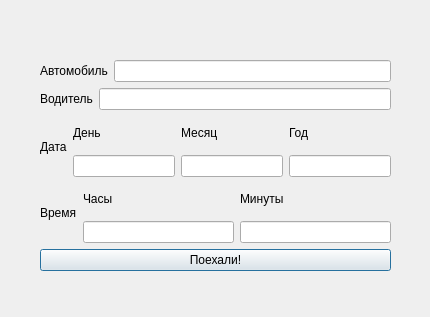
Above: Qt/Lab_1/writejournal.ui from avasyutkin/term_2 before the change. Below: the same form after it.
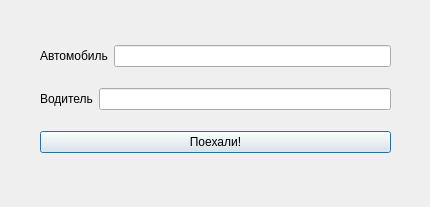
That is the form after the change.

```diff
--- a/Qt/Lab_1/writejournal.ui
+++ b/Qt/Lab_1/writejournal.ui
@@ -7,7 +7,7 @@
     <x>0</x>
     <y>0</y>
     <width>430</width>
-    <height>317</height>
+    <height>207</height>
    </rect>
   </property>
   <property name="windowTitle">
@@ -17,9 +17,9 @@
    <property name="geometry">
     <rect>
      <x>40</x>
-     <y>60</y>
+     <y>30</y>
      <width>351</width>
-     <height>211</height>
+     <height>141</height>
     </rect>
    </property>
    <layout class="QVBoxLayout" name="verticalLayout">
@@ -51,106 +51,6 @@
       </item>
      </layout>
     </item>
-    <item>
-     <layout class="QHBoxLayout" name="horizontalLayout_3">
-      <item>
-       <layout class="QHBoxLayout" name="horizontalLayout_6">
-        <item>
-         <widget class="QLabel" name="label_3">
-          <property name="text">
-           <string>Дата</string>
-          </property>
-         </widget>
-        </item>
-        <item>
-         <layout class="QVBoxLayout" name="verticalLayout_4">
-          <item>
-           <widget class="QLabel" name="label_7">
-            <property name="text">
-             <string>День</string>
-            </property>
-           </widget>
-          </item>
-          <item>
-           <widget class="QLineEdit" name="lineEdit_5"/>
-          </item>
-         </layout>
-        </item>
-        <item>
-         <layout class="QVBoxLayout" name="verticalLayout_5">
-          <item>
-           <widget class="QLabel" name="label_8">
-            <property name="text">
-             <string>Месяц</string>
-            </property>
-           </widget>
-          </item>
-          <item>
-           <widget class="QLineEdit" name="lineEdit_6"/>
-          </item>
-         </layout>
-        </item>
-        <item>
-         <layout class="QVBoxLayout" name="verticalLayout_6">
-          <item>
-           <widget class="QLabel" name="label_9">
-            <property name="text">
-             <string>Год</string>
-            </property>
-           </widget>
-          </item>
-          <item>
-           <widget class="QLineEdit" name="lineEdit_7"/>
-          </item>
-         </layout>
-        </item>
-       </layout>
-      </item>
-     </layout>
-    </item>
-    <item>
-     <layout class="QHBoxLayout" name="horizontalLayout_4">
-      <item>
-       <layout class="QHBoxLayout" name="horizontalLayout_5">
-        <item>
-         <widget class="QLabel" name="label_4">
-          <property name="text">
-           <string>Время</string>
-          </property>
-         </widget>
-        </item>
-        <item>
-         <layout class="QVBoxLayout" name="verticalLayout_2">
-          <item>
-           <widget class="QLabel" name="label_5">
-            <property name="text">
-             <string>Часы</string>
-            </property>
-           </widget>
-          </item>
-          <item>
-           <widget class="QLineEdit" name="lineEdit_3"/>
-          </item>
-         </layout>
-        </item>
-        <item>
-         <layout class="QVBoxLayout" name="verticalLayout_3">
-          <item>
-           <widget class="QLabel" name="label_6">
-            <property name="text">
-             <string>Минуты</string>
-            </property>
-           </widget>
-          </item>
-          <item>
-           <widget class="QLineEdit" name="lineEdit_4"/>
-          </item>
-         </layout>
-        </item>
-       </layout>
-      </item>
-     </layout>
-    </item>
     <item>
      <widget class="QPushButton" name="pushButton">
       <property name="text">
```
